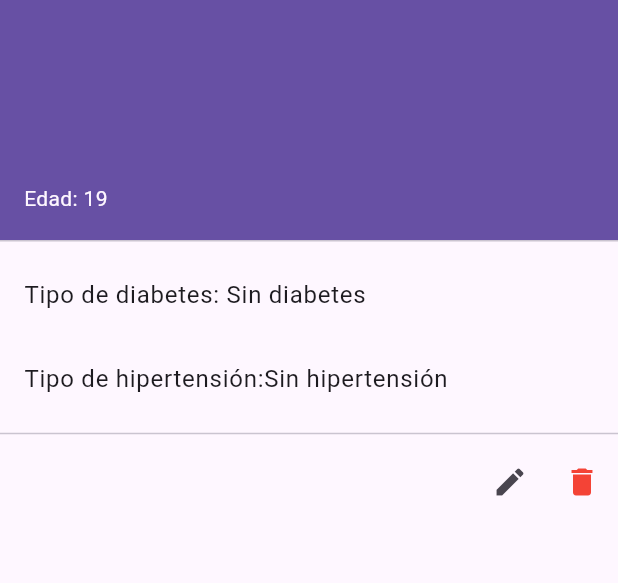
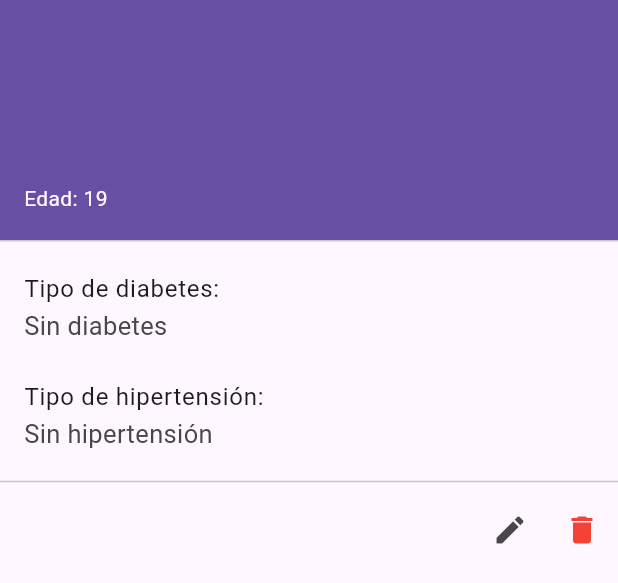
Before and after one commit to nehemiasmunoz/Decoder-F, a Flutter app: the DrawerMenu widget shown alone on an empty page, opened directly with empty values, on a phone screen of 412 x 824 dp. Shown: the top 583 px of the screen. Run offline on Flutter 3.47's test engine with Material 3 defaults, Android fonts, the phone set to English and light mode, and no system bars; our stand-ins replace animate_do, flutter_dotenv, google_generative_ai, sqflite; accounts and stored records are empty.

Commit message:
Upd: design

```diff
--- a/lib/views/components/drawer_menu.dart
+++ b/lib/views/components/drawer_menu.dart
@@ -16,14 +16,28 @@ class DrawerMenu extends StatelessWidget {
       padding: EdgeInsets.zero,
       children: [
         UserAccountsDrawerHeader(
-          accountName: Text(user.name),
+          accountName: Text(
+            user.name,
+            style: const TextStyle(
+              fontSize: 28,
+              fontWeight: FontWeight.w900,
+            ),
+          ),
           accountEmail: Text("Edad: ${user.age}"),
         ),
         ListTile(
-          title: Text("Tipo de diabetes: ${user.diabetesType.type} "),
+          title: Text("Tipo de diabetes:"),
+          subtitle: Text(
+            user.diabetesType.type,
+            style: TextStyle(fontSize: 17),
+          ),
         ),
         ListTile(
-          title: Text("Tipo de hipertensión:${user.hypertensionType.type} "),
+          title: Text("Tipo de hipertensión: "),
+          subtitle: Text(
+            user.hypertensionType.type,
+            style: TextStyle(fontSize: 17),
+          ),
         ),
         const Divider(),
         Row(
```
